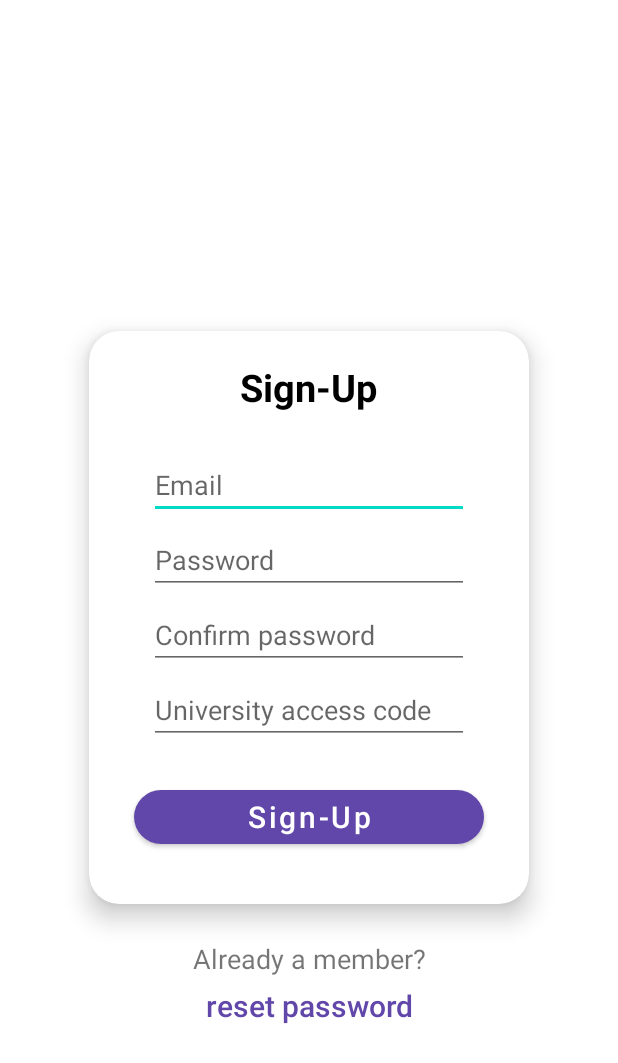
After one commit to AdamTweedie/PMS-Android-Application, an Android app: the layout frag_sign_up.xml on its own in the app's theme, with its tools: preview values and no code run, on a phone screen of 412 x 824 dp. The commit adds this screen. Shown: the top 1063 px of the screen. Run offline under Robolectric (Android 15) with nearby library versions, the phone set to English and light mode, and no system bars.

Commit message:
UI for SignIn/Up completed, fragment functionality underway.

```diff
--- a/app/src/main/AndroidManifest.xml
+++ b/app/src/main/AndroidManifest.xml
@@ -16,6 +16,7 @@
                 <category android:name="android.intent.category.LAUNCHER" />
             </intent-filter>
         </activity>
+        <activity android:name=".SignUp"/>
     </application>
 
 </manifest>
--- /dev/null
+++ b/app/src/main/res/layout/frag_sign_up.xml
@@ -0,0 +1,133 @@
+<?xml version="1.0" encoding="utf-8"?>
+<androidx.constraintlayout.widget.ConstraintLayout
+    xmlns:android="http://schemas.android.com/apk/res/android"
+    android:layout_width="wrap_content"
+    xmlns:tools="http://schemas.android.com/tools"
+    android:layout_height="wrap_content"
+    xmlns:app="http://schemas.android.com/apk/res-auto"
+    android:layout_gravity="center"
+    tools:context=".MainActivity">
+
+    <androidx.cardview.widget.CardView
+        android:id="@+id/cardView"
+        android:layout_width="match_parent"
+        android:layout_marginHorizontal="40dp"
+        android:layout_height="430dp"
+        android:layout_margin="10dp"
+        app:cardBackgroundColor="@color/white"
+        app:cardCornerRadius="20dp"
+        app:cardElevation="10dp"
+        app:cardMaxElevation="12dp"
+        app:cardPreventCornerOverlap="true"
+        app:cardUseCompatPadding="true"
+        app:layout_constraintBottom_toBottomOf="parent"
+        app:layout_constraintEnd_toEndOf="parent"
+        app:layout_constraintStart_toStartOf="parent"
+        app:layout_constraintTop_toTopOf="parent"
+        app:layout_constraintVertical_bias="0.497">
+
+        <TextView
+            android:layout_width="wrap_content"
+            android:layout_height="wrap_content"
+            android:layout_gravity="top|center_horizontal"
+            android:layout_marginTop="20dp"
+            android:layout_marginBottom="20dp"
+            android:text="@string/sign_up"
+            android:textColor="@color/black"
+            android:textSize="25sp"
+            android:textStyle="bold" />
+
+        <EditText
+            android:id="@+id/etNewEmail"
+            android:layout_width="match_parent"
+            android:layout_height="wrap_content"
+            android:layout_gravity="center_horizontal"
+            android:layout_marginHorizontal="40dp"
+            android:layout_marginTop="80dp"
+            android:ems="10"
+            android:hint="@string/email_hint"
+            android:autofillHints="@string/email_hint"
+            android:inputType="textEmailAddress"
+            android:minWidth="100dp" />
+
+        <EditText
+            android:id="@+id/etNewPassword"
+            android:layout_width="match_parent"
+            android:layout_height="wrap_content"
+            android:layout_gravity="center_horizontal"
+            android:layout_marginHorizontal="40dp"
+            android:layout_marginTop="130dp"
+            android:ems="10"
+            android:hint="@string/password_hint"
+            android:autofillHints="@string/password_hint"
+            android:inputType="textPassword" />
+
+        <EditText
+            android:id="@+id/etNewConfirmPassword"
+            android:layout_width="match_parent"
+            android:layout_height="wrap_content"
+            android:layout_gravity="center_horizontal"
+            android:layout_marginHorizontal="40dp"
+            android:layout_marginTop="180dp"
+            android:autofillHints="@string/confirm_password_hint"
+            android:ems="10"
+            android:hint="@string/confirm_password_hint"
+            android:inputType="textPassword" />
+
+        <EditText
+            android:id="@+id/etUniversityAccessCode"
+            android:layout_width="match_parent"
+            android:layout_height="wrap_content"
+            android:layout_gravity="center_horizontal"
+            android:layout_marginHorizontal="40dp"
+            android:layout_marginTop="230dp"
+            android:autofillHints="@string/uni_access_code"
+            android:ems="10"
+            android:hint="@string/uni_access_code"
+            android:inputType="textPassword" />
+
+        <Button
+            android:id="@+id/btnCreateAccount"
+            android:layout_width="match_parent"
+            android:layout_height="wrap_content"
+            android:layout_gravity="center_horizontal"
+            android:layout_marginHorizontal="30dp"
+            android:layout_marginTop="300dp"
+            android:text="@string/sign_up"
+            android:textAllCaps="false"
+            android:textSize="20sp"
+            app:backgroundTint="#6247AA"
+            app:cornerRadius="60dp"
+            app:iconPadding="8dp" />
+
+
+    </androidx.cardview.widget.CardView>
+
+    <TextView
+        android:id="@+id/tvAlreadyMember"
+        android:layout_width="wrap_content"
+        android:layout_height="wrap_content"
+        android:text="@string/member_already"
+        android:textSize="18sp"
+        app:layout_constraintTop_toBottomOf="@id/cardView"
+        app:layout_constraintStart_toStartOf="@id/cardView"
+        app:layout_constraintEnd_toEndOf="@id/cardView"/>
+
+    <Button
+        android:id="@+id/btnBackToSignIn"
+        android:layout_width="wrap_content"
+        android:layout_height="wrap_content"
+        android:text="@string/reset_password"
+        android:textAllCaps="false"
+        android:textSize="20sp"
+        style="?android:attr/borderlessButtonStyle"
+        android:textColor="#6247AA"
+        app:backgroundTint="@android:color/transparent"
+        android:layout_marginTop="20dp"
+        app:layout_constraintStart_toStartOf="@id/tvAlreadyMember"
+        app:layout_constraintEnd_toEndOf="@id/tvAlreadyMember"
+        app:layout_constraintTop_toTopOf="@id/tvAlreadyMember"
+        android:onClick="textButtonColorChange"/>
+
+
+</androidx.constraintlayout.widget.ConstraintLayout>
--- a/app/src/main/res/layout/layout_sign_up.xml
+++ /dev/null
@@ -1,6 +0,0 @@
-<?xml version="1.0" encoding="utf-8"?>
-<androidx.constraintlayout.widget.ConstraintLayout
-    xmlns:android="http://schemas.android.com/apk/res/android" android:layout_width="match_parent"
-    android:layout_height="match_parent">
-
-</androidx.constraintlayout.widget.ConstraintLayout>
--- a/app/src/main/res/values/strings.xml
+++ b/app/src/main/res/values/strings.xml
@@ -10,5 +10,17 @@
     <string name="reset_password">reset password</string>
     <!-- TODO: Remove or change this placeholder text -->
     <string name="hello_blank_fragment">Hello blank fragment</string>
+    <string name="create_account">Create an account !</string>
+    <string name="confirm_password_hint">Confirm password</string>
+    <string name="uni_access_code">University access code</string>
+    <string name="member_already">Already a member?</string>
+    <!-- Strings related to login -->
+    <string name="prompt_email">Email</string>
+    <string name="prompt_password">Password</string>
+    <string name="action_sign_in">Sign in or register</string>
+    <string name="action_sign_in_short">Sign in</string>
+    <string name="invalid_username">Not a valid username</string>
+    <string name="invalid_password">Password must be >5 characters</string>
+    <string name="login_failed">"Login failed"</string>
 
 </resources>
--- a/build.gradle
+++ b/build.gradle
@@ -5,7 +5,7 @@ buildscript {
         jcenter()
     }
     dependencies {
-        classpath "com.android.tools.build:gradle:4.1.1"
+        classpath "com.android.tools.build:gradle:4.1.3"
 
         // NOTE: Do not place your application dependencies here; they belong
         // in the individual module build.gradle files
```
Also changed, not shown: app/build.gradle (+8 -11 lines), app/src/main/java/com/deitel/pms/MainActivity.java (+12 -0 lines), app/src/main/java/com/deitel/pms/SignIn.java (added, +53 -0 lines), app/src/main/java/com/deitel/pms/SignUp.java (added, +29 -0 lines), app/src/main/res/layout/activity_main.xml (+10 -125 lines), gradle/wrapper/gradle-wrapper.properties.
